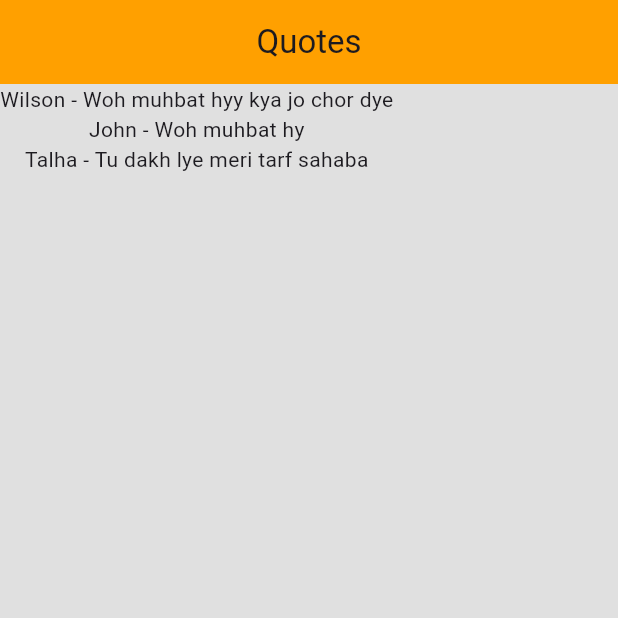
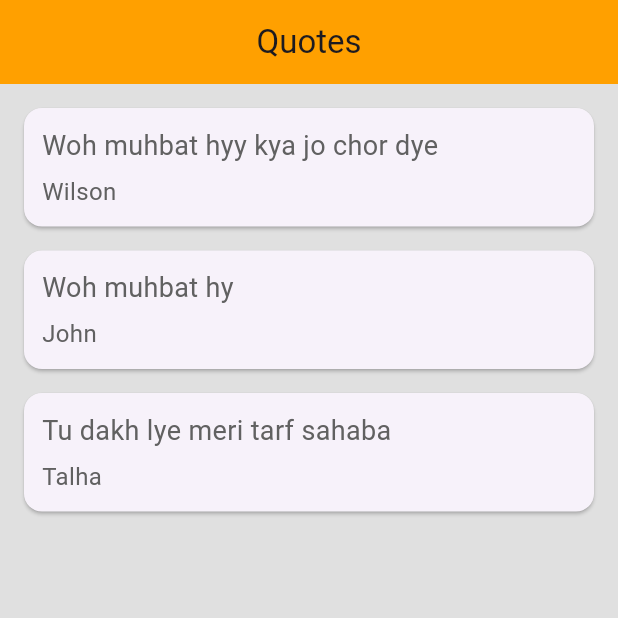
Before and after one commit to Waliia/practice_flutter, a Flutter app: the screen it shows after launch, on a phone screen of 412 x 824 dp, the top half of it. Run offline on Flutter 3.47's test engine with Material 3 defaults, Android fonts, the phone set to English and light mode, and no system bars.

Commit message:
card quoteTemplate

```diff
--- a/lib/list.dart
+++ b/lib/list.dart
@@ -15,19 +15,45 @@ class _MyListState extends State<MyList> {
     Quote(author: 'Talha', text: 'Tu dakh lye meri tarf sahaba'),
   ];
 
+  Widget quoteTemplates(quotes) {
+    return Card(
+      margin: const EdgeInsets.fromLTRB(16, 16, 16, 0),
+      child: Padding(
+        padding: const EdgeInsets.all(12.0),
+        child: Column(
+          crossAxisAlignment: CrossAxisAlignment.stretch,
+          children: [
+            Text(
+              quotes.text,
+              style: TextStyle(
+                color: Colors.grey.shade700,
+                fontSize: 18,
+              ),
+            ),
+            const SizedBox(
+              height: 6,
+            ),
+            Text(
+              quotes.author,
+              style: TextStyle(color: Colors.grey.shade700, fontSize: 16),
+            )
+          ],
+        ),
+      ),
+    );
+  }
+
   @override
   Widget build(BuildContext context) {
     return Scaffold(
       backgroundColor: Colors.grey.shade300,
       appBar: AppBar(
-        title: Text('Quotes'),
+        title: const Text('Quotes'),
         centerTitle: true,
         backgroundColor: Colors.amber.shade700,
       ),
       body: Column(
-        children: quotes
-            .map((data) => Text('${data.author} - ${data.text}'))
-            .toList(),
+        children: quotes.map((data) => quoteTemplates(data)).toList(),
       ),
     );
   }
```
